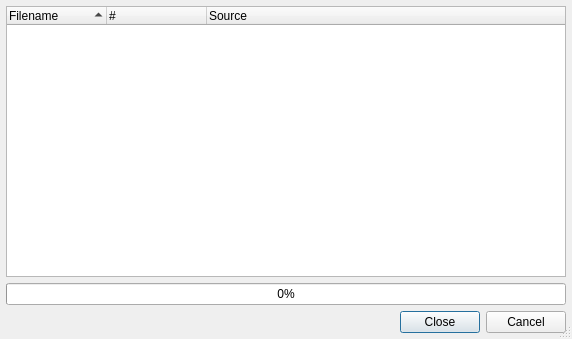
This is Plugins/CheckerPlugins/Tabnanny/TabnannyDialog.ui in testmana2/test as Qt 5 draws it before an edit. The edited form follows.
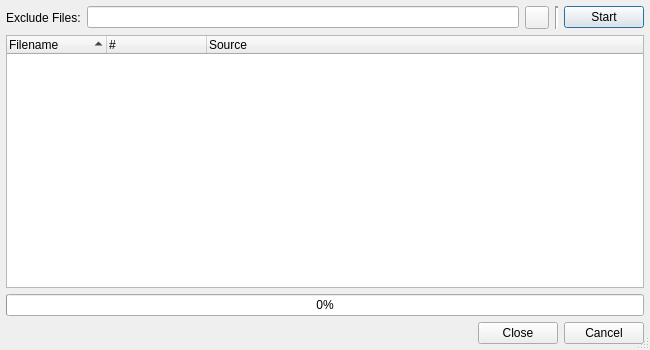
This is the edited form.

Commit message: Added filename filters to the syntax checker and tabnanny dialogs.

What changed in the file:
```diff
--- a/Plugins/CheckerPlugins/Tabnanny/TabnannyDialog.ui
+++ b/Plugins/CheckerPlugins/Tabnanny/TabnannyDialog.ui
@@ -1,12 +1,12 @@
 <ui version="4.0" >
  <class>TabnannyDialog</class>
- <widget class="QDialog" name="TabnannyDialog" >
-  <property name="geometry" >
+ <widget class="QDialog" name="TabnannyDialog">
+  <property name="geometry">
    <rect>
     <x>0</x>
     <y>0</y>
-    <width>572</width>
-    <height>339</height>
+    <width>650</width>
+    <height>350</height>
    </rect>
   </property>
   <property name="windowTitle" >
@@ -20,12 +20,71 @@
   <property name="sizeGripEnabled" >
    <bool>true</bool>
   </property>
-  <layout class="QVBoxLayout" >
+  <layout class="QVBoxLayout" name="verticalLayout">
    <item>
-    <widget class="QTreeWidget" name="resultList" >
-     <property name="whatsThis" >
-      <string>&lt;b>Result List&lt;/b>
-&lt;p>This list shows the results of the tabnanny command. Double clicking
+    <widget class="QFrame" name="filterFrame">
+     <property name="frameShape">
+      <enum>QFrame::NoFrame</enum>
+     </property>
+     <property name="frameShadow">
+      <enum>QFrame::Raised</enum>
+     </property>
+     <layout class="QHBoxLayout" name="horizontalLayout">
+      <property name="margin">
+       <number>0</number>
+      </property>
+      <item>
+       <widget class="QLabel" name="label_2">
+        <property name="text">
+         <string>Exclude Files:</string>
+        </property>
+       </widget>
+      </item>
+      <item>
+       <widget class="QLineEdit" name="excludeFilesEdit">
+        <property name="toolTip">
+         <string>Enter filename patterns of files to be excluded separated by a comma</string>
+        </property>
+       </widget>
+      </item>
+      <item>
+       <widget class="QToolButton" name="clearButton">
+        <property name="toolTip">
+         <string>Press to clear the filter edit</string>
+        </property>
+        <property name="text">
+         <string/>
+        </property>
+       </widget>
+      </item>
+      <item>
+       <widget class="Line" name="line">
+        <property name="lineWidth">
+         <number>2</number>
+        </property>
+        <property name="orientation">
+         <enum>Qt::Vertical</enum>
+        </property>
+       </widget>
+      </item>
+      <item>
+       <widget class="QPushButton" name="startButton">
+        <property name="toolTip">
+         <string>Press to start the tabnanny run</string>
+        </property>
+        <property name="text">
+         <string>Start</string>
+        </property>
+       </widget>
+      </item>
+     </layout>
+    </widget>
+   </item>
+   <item>
+    <widget class="QTreeWidget" name="resultList">
+     <property name="whatsThis">
+      <string>&lt;b&gt;Result List&lt;/b&gt;
+&lt;p&gt;This list shows the results of the tabnanny command. Double clicking
 an entry will open this entry in an editor window and position the cursor at
 the respective line.&lt;/p></string>
      </property>
@@ -59,8 +118,8 @@
     </widget>
    </item>
    <item>
-    <widget class="QProgressBar" name="checkProgress" >
-     <property name="toolTip" >
+    <widget class="QProgressBar" name="checkProgress">
+     <property name="toolTip">
       <string>Shows the progress of the tabnanny action</string>
      </property>
      <property name="value" >
@@ -72,8 +131,8 @@
     </widget>
    </item>
    <item>
-    <widget class="QDialogButtonBox" name="buttonBox" >
-     <property name="orientation" >
+    <widget class="QDialogButtonBox" name="buttonBox">
+     <property name="orientation">
       <enum>Qt::Horizontal</enum>
      </property>
      <property name="standardButtons" >
@@ -83,7 +142,7 @@
    </item>
   </layout>
  </widget>
- <layoutdefault spacing="6" margin="6" />
+ <layoutdefault spacing="6" margin="6"/>
  <pixmapfunction>qPixmapFromMimeSource</pixmapfunction>
  <tabstops>
   <tabstop>resultList</tabstop>
```
Left out of the diff: 60 changed lines with no effect on the pictures. The commit also changes 21 other files.
